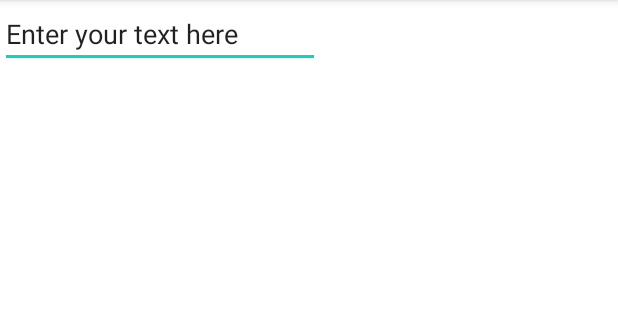
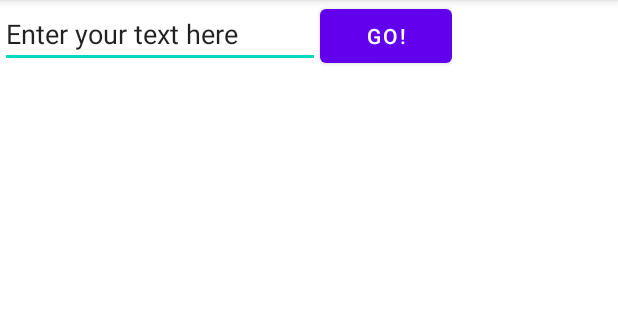
Before and after one commit to BrSTU-PO4-190333/6sem_RPOdMS, an Android app: the screen it shows after launch (MainActivity), on a phone screen of 412 x 824 dp, the part 84-404 px from its top. Run offline under Robolectric (Android 15) with nearby library versions, the phone set to English and light mode, and no system bars.

Commit message:
lab3/Galanin_Pavel : Added <Button>

```diff
--- a/lab3/gpi_src/gpi_rpodms6_lab3/app/src/main/res/layout/activity_main.xml
+++ b/lab3/gpi_src/gpi_rpodms6_lab3/app/src/main/res/layout/activity_main.xml
@@ -24,6 +24,10 @@
             android:text="@string/edit_message">
             <requestFocus />
         </EditText>
+        <Button
+            android:id="@+id/button1"
+            android:layout_width="wrap_content"
+            android:layout_height="wrap_content"
+            android:text="@string/button_send" />
     </LinearLayout>
-
 </androidx.constraintlayout.widget.ConstraintLayout>
--- a/lab3/gpi_src/gpi_rpodms6_lab3/app/src/main/res/values/strings.xml
+++ b/lab3/gpi_src/gpi_rpodms6_lab3/app/src/main/res/values/strings.xml
@@ -1,4 +1,5 @@
 <resources>
     <string name="app_name">RatingImages</string>
     <string name="edit_message">Enter your text here</string>
+    <string name="button_send">Go!</string>
 </resources>
```
